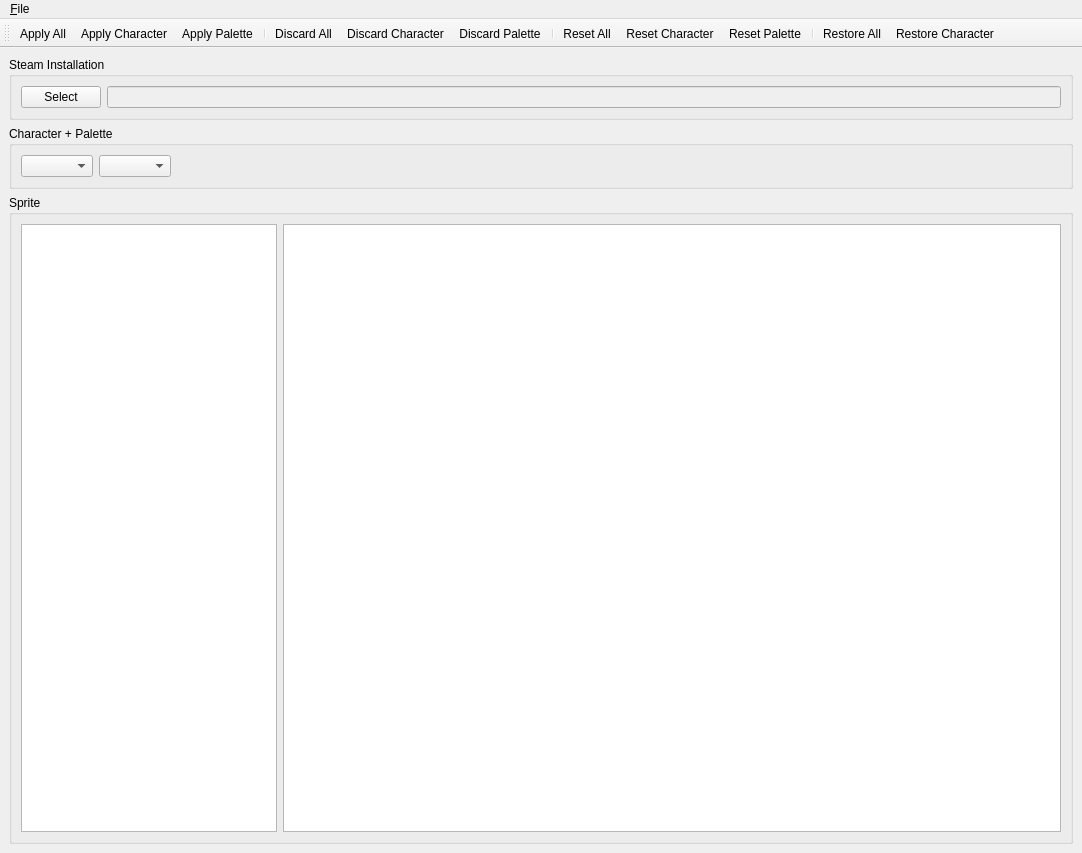
This is bbsed/ui/mainwindow.ui in slacknate/bbsed as Qt 5 draws it before an edit. The edited form follows.
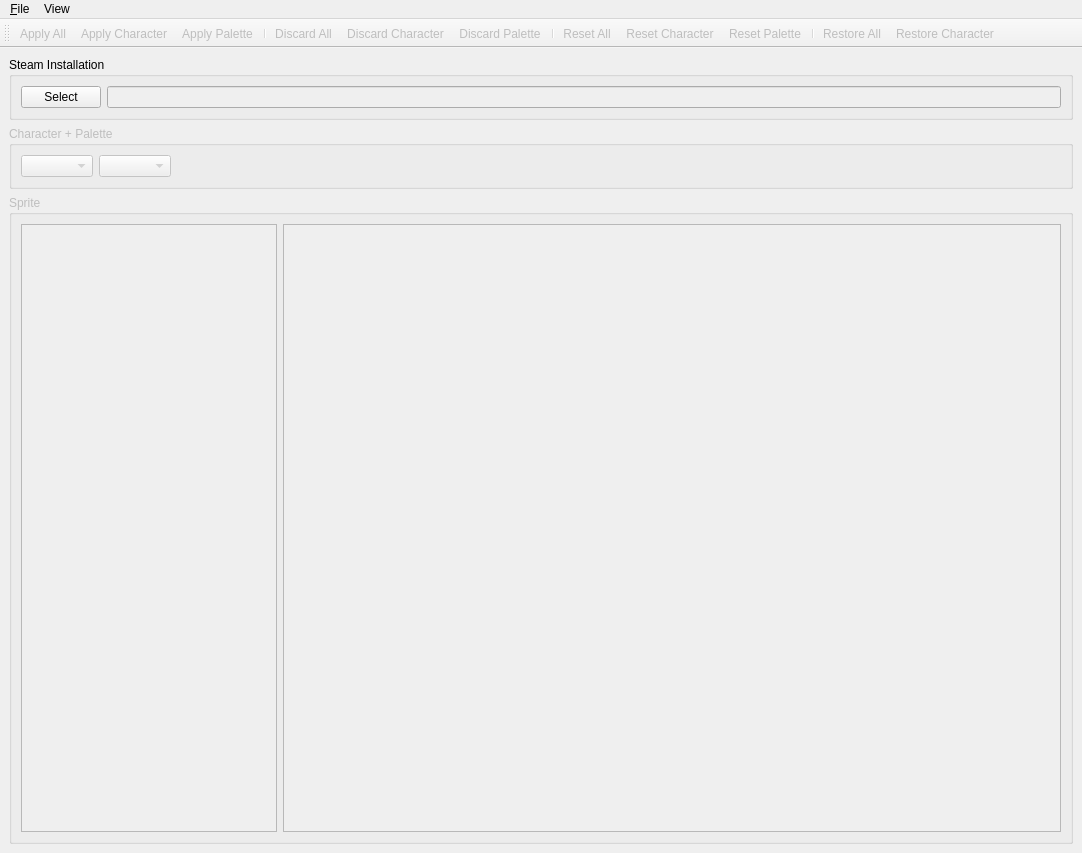
This is the edited form.

Diff of the .ui file:
```diff
--- a/bbsed/ui/mainwindow.ui
+++ b/bbsed/ui/mainwindow.ui
@@ -40,6 +40,9 @@
     </item>
     <item>
      <widget class="QGroupBox" name="character_box">
+      <property name="enabled">
+       <bool>false</bool>
+      </property>
       <property name="title">
        <string>Character + Palette</string>
       </property>
@@ -68,6 +71,9 @@
     </item>
     <item>
      <widget class="QGroupBox" name="sprite_group">
+      <property name="enabled">
+       <bool>false</bool>
+      </property>
       <property name="title">
        <string>Sprite</string>
       </property>
@@ -96,7 +102,10 @@
     </item>
    </layout>
   </widget>
-  <widget class="QToolBar" name="toolBar">
+  <widget class="QToolBar" name="toolbar">
+   <property name="enabled">
+    <bool>false</bool>
+   </property>
    <property name="windowTitle">
     <string>toolBar</string>
    </property>
@@ -141,7 +150,15 @@
     <addaction name="separator"/>
     <addaction name="exit"/>
    </widget>
+   <widget class="QMenu" name="menuView">
+    <property name="title">
+     <string>View</string>
+    </property>
+    <addaction name="view_palette"/>
+    <addaction name="view_zoom"/>
+   </widget>
    <addaction name="menuFile"/>
+   <addaction name="menuView"/>
   </widget>
   <action name="exit">
    <property name="text">
```
Left out of the diff: 19 changed lines with no effect on the pictures.
